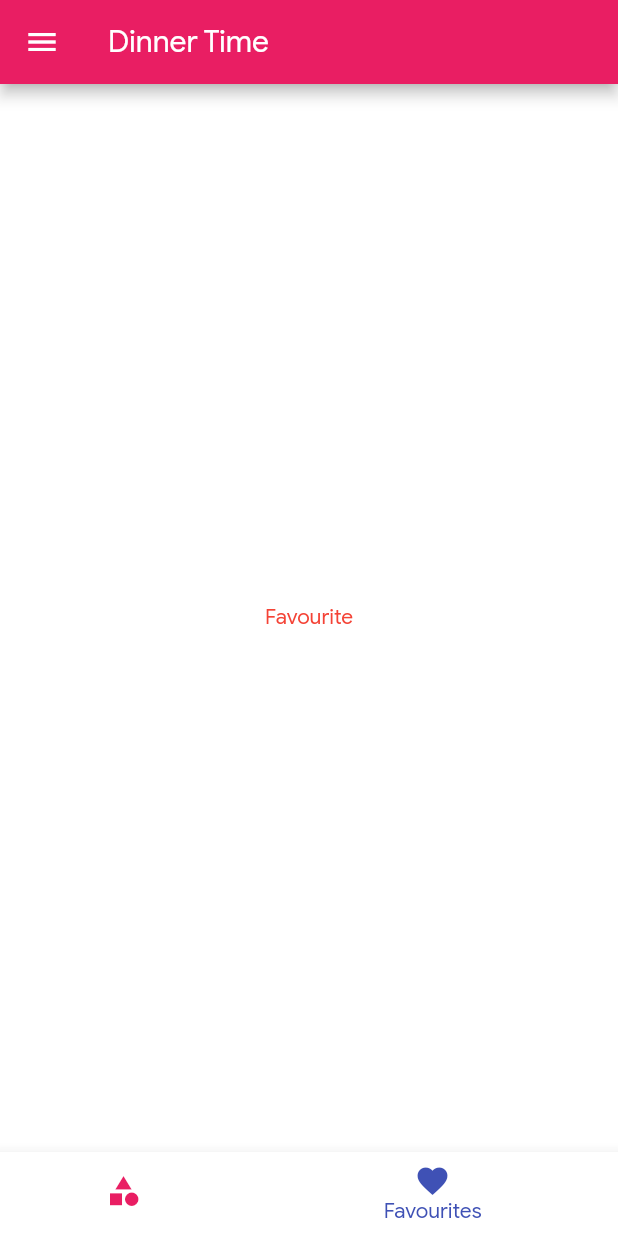
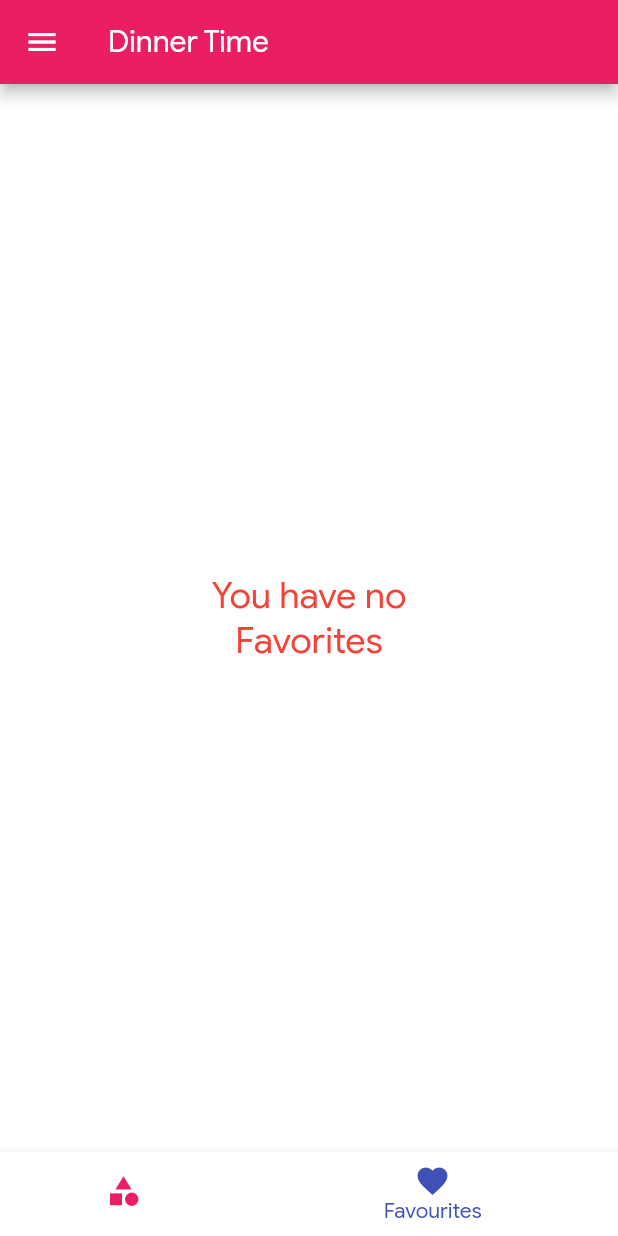
Before and after one commit to Amitpatil215/Dinner-Time, a Flutter app: the screen it shows after launch, item 2 of the bottom bar chosen, on a phone screen of 412 x 824 dp. Run offline on Flutter 3.47's test engine with Material 2 defaults, Android fonts, the phone set to English and light mode, and no system bars.

Commit message:
Adding Mark as Favorite Feature

```diff
--- a/lib/screens/favourite_screen.dart
+++ b/lib/screens/favourite_screen.dart
@@ -1,9 +1,40 @@
 import 'package:flutter/material.dart';
+import '../widgets/meal_item.dart';
+import '../models/meal.dart';
+
 class FavouritesScreen extends StatelessWidget {
+  final List<Meal> favouriteMeals;
+
+  FavouritesScreen(this.favouriteMeals);
+
   @override
   Widget build(BuildContext context) {
-    return Center(
-      child: Text("Favourite"),
-    );
+    if (favouriteMeals.isEmpty) {
+      return Center(
+        child: Text(
+          "You have no \nFavorites",
+          style: TextStyle(
+            fontSize: 24,
+            fontWeight: FontWeight.w100,
+          ),
+          textAlign: TextAlign.center,
+        ),
+      );
+    } else {
+      return ListView.builder(
+        itemCount: favouriteMeals.length,
+        itemBuilder: (ctx, index) {
+          return MealItem(
+            id: favouriteMeals[index].id,
+            title: favouriteMeals[index].title,
+            imageUrl: favouriteMeals[index].imageUrl,
+            duration: favouriteMeals[index].duration,
+            complexity: favouriteMeals[index].complexity,
+            affordability: favouriteMeals[index].affordability,
+            removeItem: null,
+          );
+        },
+      );
+    }
   }
 }
--- a/lib/screens/tabs_screen.dart
+++ b/lib/screens/tabs_screen.dart
@@ -1,18 +1,20 @@
 import 'package:flutter/material.dart';
+import '../models/meal.dart';
 import 'main_drawer.dart';
 import 'favourite_screen.dart';
 import 'categories_screen.dart';
 
 class TabScreen extends StatefulWidget {
+  final List<Meal> favouriteMeals;
+
+  TabScreen(this.favouriteMeals);
+
   @override
   _TabScreenState createState() => _TabScreenState();
 }
 
 class _TabScreenState extends State<TabScreen> {
-  final List<Widget> _pages = [
-    CategoriesScreen(),
-    FavouritesScreen(),
-  ];
+  List<Widget> _pages;
   int _selectedPageIndex = 0;
 
   void _selectPage(int index) {
@@ -22,12 +24,21 @@ class _TabScreenState extends State<TabScreen> {
   }
 
   @override
+  void initState() {
+    _pages = [
+      CategoriesScreen(),
+      FavouritesScreen(widget.favouriteMeals),
+    ];
+    super.initState();
+  }
+
+  @override
   Widget build(BuildContext context) {
     return Scaffold(
       appBar: AppBar(
         title: Text("Dinner Time"),
       ),
-      drawer:MainDrawer(),
+      drawer: MainDrawer(),
       body: _pages[_selectedPageIndex],
       bottomNavigationBar: BottomNavigationBar(
         onTap: _selectPage,
```
Also changed, not shown: lib/main.dart (+30 -2 lines), lib/screens/meal_detail_screen.dart (+26 -0 lines).
